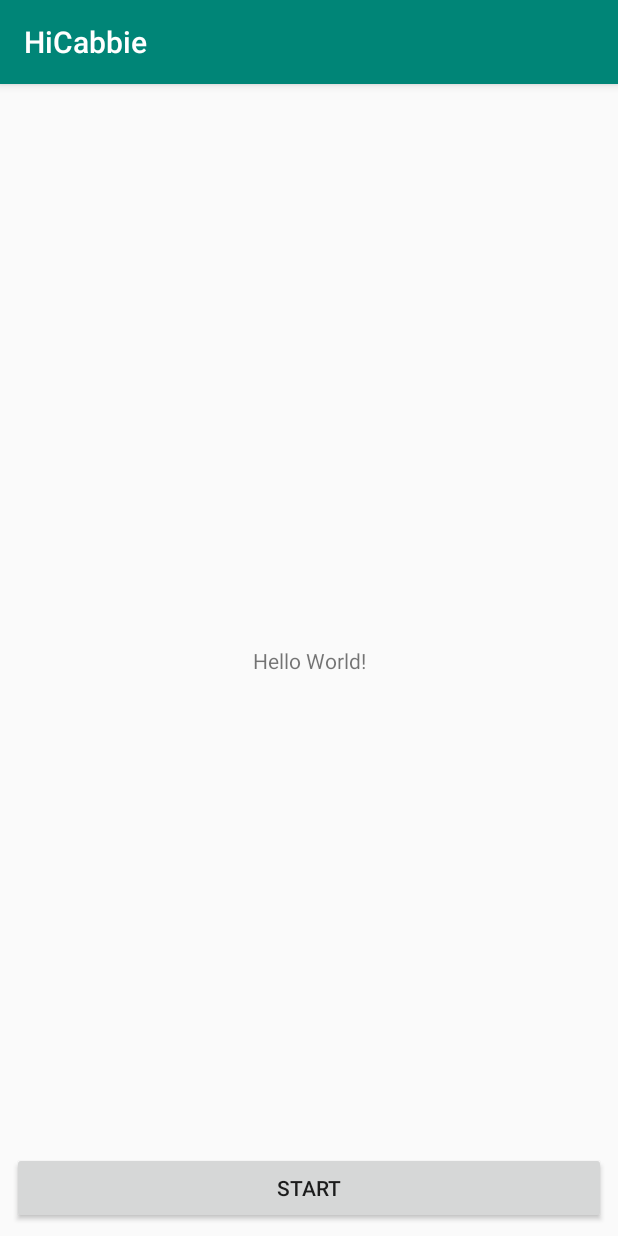
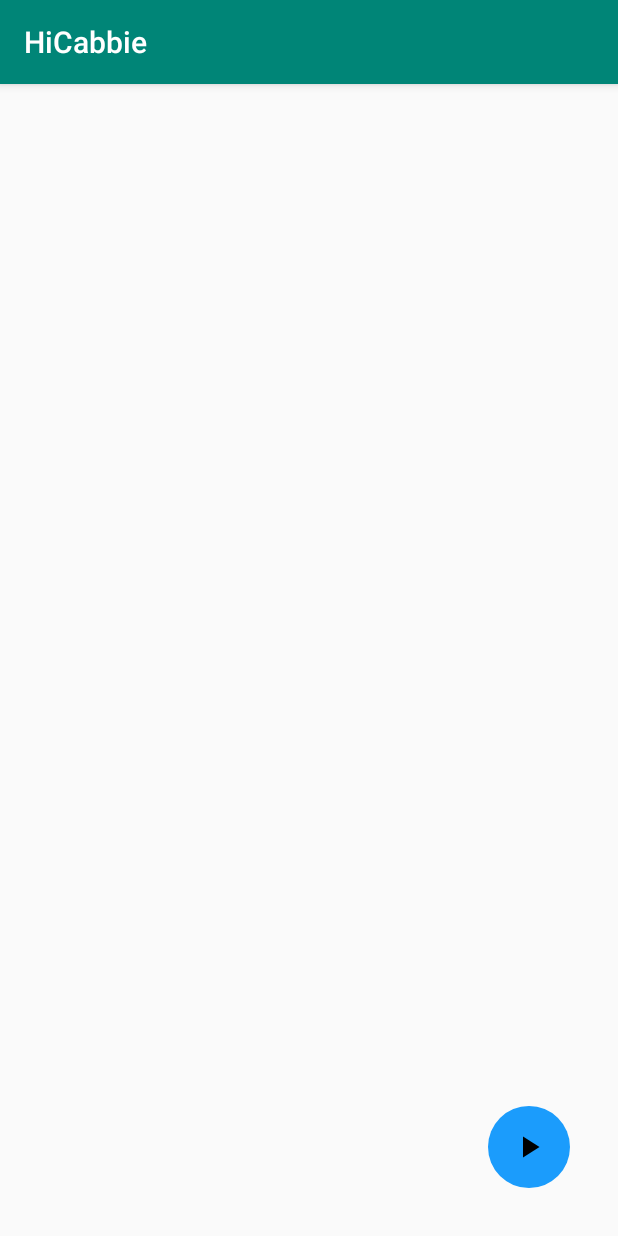
Before and after one commit to akleshsiingh/HiCabbie, an Android app: the screen it shows after launch (MainActivity), on a phone screen of 412 x 824 dp. Run offline under Robolectric (Android 15) with nearby library versions, the phone set to English and light mode, and no system bars; our stand-ins replace Dagger/Hilt's generated code, RxJava; libraries missing offline, so code that uses them is left out: com.jakewharton.retrofit2; 2 statements that could not run were skipped.

```diff
--- a/app/build.gradle
+++ b/app/build.gradle
@@ -47,4 +47,9 @@ dependencies {
     kapt 'com.google.dagger:dagger-compiler:2.14.1'
     kapt 'com.google.dagger:dagger-android-processor:2.14.1'
     implementation 'com.google.dagger:dagger-android-support:2.14.1'
+    implementation 'com.android.support:design:28.0.0'
+    //maps
+    implementation 'com.google.android.gms:play-services-maps:16.0.0'
+    implementation 'com.google.android.gms:play-services-location:16.0.0'
+
 }
--- a/app/src/main/java/com/example/hicabbie/di/module/ActivityBuilderModule.kt
+++ b/app/src/main/java/com/example/hicabbie/di/module/ActivityBuilderModule.kt
@@ -1,6 +1,7 @@
 package com.example.di.module
 
 import com.example.di.ActivityScoped
+import com.example.hicabbie.ui.home.HomeModule
 import com.example.hicabbie.ui.home.MainActivity
 import dagger.Module
 import dagger.android.ContributesAndroidInjector
@@ -9,6 +10,6 @@ import dagger.android.ContributesAndroidInjector
 abstract class ActivityBuilderModule {
 
     @ActivityScoped
-    @ContributesAndroidInjector(modules = [])
+    @ContributesAndroidInjector(modules = [HomeModule::class])
     abstract fun contributeGitHubActivity(): MainActivity
 }
--- a/app/src/main/java/com/example/hicabbie/di/module/NetworkModule.kt
+++ b/app/src/main/java/com/example/hicabbie/di/module/NetworkModule.kt
@@ -1,6 +1,7 @@
 package com.example.di.module
 
 import com.example.hicabbie.data.Api.Api
+import com.example.hicabbie.data.Constants
 import com.jakewharton.retrofit2.adapter.rxjava2.RxJava2CallAdapterFactory
 import dagger.Module
 import dagger.Provides
@@ -35,7 +36,7 @@ class NetworkModule {
         return Retrofit.Builder()
             .addConverterFactory(MoshiConverterFactory.create())
             .addCallAdapterFactory(RxJava2CallAdapterFactory.createWithScheduler(Schedulers.io()))
-            .baseUrl("https://api.github.com")
+            .baseUrl(Constants.BASE_URL)
             .client(client.build())
             .build()
     }
--- a/app/src/main/java/com/example/hicabbie/di/module/ServiceBuilderModule.kt
+++ b/app/src/main/java/com/example/hicabbie/di/module/ServiceBuilderModule.kt
@@ -7,6 +7,6 @@ import dagger.android.ContributesAndroidInjector
 @Module
 abstract class ServiceBuilderModule {
 
-    @ContributesAndroidInjector
+    @ContributesAndroidInjector(modules = [])
     abstract fun contributeServiceCar():ServiceCar
 }
--- a/app/src/main/java/com/example/hicabbie/ui/base/BaseActivity.kt
+++ b/app/src/main/java/com/example/hicabbie/ui/base/BaseActivity.kt
@@ -5,7 +5,7 @@ import android.os.Bundle
 import android.support.v7.app.AppCompatActivity
 import dagger.android.support.DaggerAppCompatActivity
 
-abstract class BaseActivity : AppCompatActivity() {
+abstract class BaseActivity : DaggerAppCompatActivity() {
 
     override fun onCreate(savedInstanceState: Bundle?) {
         super.onCreate(savedInstanceState)
--- a/app/src/main/java/com/example/hicabbie/ui/home/HomeView.kt
+++ b/app/src/main/java/com/example/hicabbie/ui/home/HomeView.kt
@@ -4,7 +4,8 @@ import com.example.hicabbie.data.response.ResponseLocation
 
 interface HomeView {
 
-    fun onUpdate(resoponse: ResponseLocation)
 
     fun onError(msg: String)
+     fun updateButtonStatus(started: Boolean)
+     fun updateLocation(loc: ResponseLocation)
 }
--- a/app/src/main/java/com/example/hicabbie/ui/home/MainActivity.kt
+++ b/app/src/main/java/com/example/hicabbie/ui/home/MainActivity.kt
@@ -2,37 +2,84 @@ package com.example.hicabbie.ui.home
 
 import android.content.Intent
 import android.os.Bundle
+import android.util.Log
 import com.example.hicabbie.R
 import com.example.hicabbie.data.response.ResponseLocation
 import com.example.hicabbie.service.ServiceCar
 import com.example.hicabbie.ui.base.BaseActivity
 import com.example.hicabbie.utils.click
 import kotlinx.android.synthetic.main.activity_main.*
+import com.example.hicabbie.service.ServiceCar.MyBinder
+import android.os.IBinder
+import android.content.ComponentName
+import android.content.Context
+import android.content.ServiceConnection
+import javax.inject.Inject
 
 
-class MainActivity : BaseActivity() ,HomeView{
+class MainActivity : BaseActivity(), HomeView {
 
-    override fun onUpdate(resoponse: ResponseLocation) {
-    }
+    @Inject
+    lateinit var presenter: PresenterHome
 
     override fun onError(msg: String) {
     }
 
+    override fun updateButtonStatus(started: Boolean) {
+        if (started)
+            ivBtnStart.setImageResource(R.drawable.ic_stop_24)
+        else
+            ivBtnStart.setImageResource(R.drawable.ic_start_24)
+    }
+
+    override fun updateLocation(loc: ResponseLocation) {
+
+    }
+
+
     override fun gtContentView() = R.layout.activity_main
 
     override fun onViewReady(savedInstanceState: Bundle?, intent: Intent?) {
-        btnStart.click {
-            if (!ServiceCar.started)
-                startService(ServiceCar.getNewIntent(this))
-            else
-                stopService(ServiceCar.getNewIntent(this))
-            ServiceCar.started = !ServiceCar.started
+        //to start
+        ivBtnStart.click { presenter.startPolling() }
+    }
+
+    override fun onStart() {
+        super.onStart()
+        ServiceCar.getNewIntent(this).also {
+            startService(it)
+            bindService(it, connection, Context.BIND_AUTO_CREATE)
+        }
+    }
+
+    override fun onStop() {
+        super.onStop()
+        if (bounded) {
+            unbindService(connection)
+            bounded = false
+        }
+        presenter.onStop(this)
+    }
+
+    private var bounded = false
+    private val connection = object : ServiceConnection {
+
+        override fun onServiceDisconnected(name: ComponentName) {
+            bounded = false
+        }
+
+        override fun onServiceConnected(name: ComponentName, service: IBinder) {
+            val myBinder = service as MyBinder
+            bounded = true
+            presenter.service(myBinder.getService())
         }
     }
 
     override fun onDestroy() {
-        if (ServiceCar.started)
-            stopService(ServiceCar.getNewIntent(this))
         super.onDestroy()
     }
 }
+
+interface OnUpdateListner {
+    fun update(it: ResponseLocation)
+}
--- /dev/null
+++ b/app/src/main/res/drawable/bg_round.xml
@@ -0,0 +1,6 @@
+<?xml version="1.0" encoding="utf-8"?>
+<shape android:shape="oval" xmlns:android="http://schemas.android.com/apk/res/android">
+
+    <solid android:color="#1B9CFC"/>
+
+</shape>
--- /dev/null
+++ b/app/src/main/res/drawable/ic_start_24.xml
@@ -0,0 +1,9 @@
+<vector xmlns:android="http://schemas.android.com/apk/res/android"
+    android:width="24dp"
+    android:height="24dp"
+    android:viewportWidth="24"
+    android:viewportHeight="24">
+  <path
+      android:fillColor="#FF000000"
+      android:pathData="M8,5v14l11,-7z"/>
+</vector>
--- /dev/null
+++ b/app/src/main/res/drawable/ic_stop_24.xml
@@ -0,0 +1,9 @@
+<vector xmlns:android="http://schemas.android.com/apk/res/android"
+    android:width="24dp"
+    android:height="24dp"
+    android:viewportWidth="24"
+    android:viewportHeight="24">
+  <path
+      android:fillColor="#FF000000"
+      android:pathData="M6,6h12v12H6z"/>
+</vector>
--- a/app/src/main/res/layout/activity_main.xml
+++ b/app/src/main/res/layout/activity_main.xml
@@ -5,22 +5,17 @@
         xmlns:app="http://schemas.android.com/apk/res-auto"
         android:layout_width="match_parent"
         android:layout_height="match_parent"
+        android:id="@+id/root"
         tools:context=".ui.home.MainActivity">
 
-    <TextView
+    <ImageButton
+            android:padding="15dp"
+            android:background="@drawable/bg_round"
             android:layout_width="wrap_content"
             android:layout_height="wrap_content"
-            android:text="Hello World!"
-            app:layout_constraintBottom_toBottomOf="parent"
-            app:layout_constraintLeft_toLeftOf="parent"
-            app:layout_constraintRight_toRightOf="parent"
-            app:layout_constraintTop_toTopOf="parent"/>
-    <Button
-            android:text="Start"
-            android:layout_width="0dp"
-            android:layout_height="wrap_content"
-            android:id="@+id/btnStart" android:layout_marginBottom="8dp"
-            app:layout_constraintBottom_toBottomOf="parent" app:layout_constraintStart_toStartOf="parent"
-            android:layout_marginStart="8dp" app:layout_constraintEnd_toEndOf="parent" android:layout_marginEnd="8dp"/>
+            android:src="@drawable/ic_start_24"
+            android:id="@+id/ivBtnStart" app:layout_constraintEnd_toEndOf="parent"
+            android:layout_marginEnd="32dp" app:layout_constraintBottom_toBottomOf="parent"
+            android:layout_marginBottom="32dp"/>
 
 </android.support.constraint.ConstraintLayout>
--- a/app/src/main/res/values/strings.xml
+++ b/app/src/main/res/values/strings.xml
@@ -1,3 +1,6 @@
 <resources>
     <string name="app_name">HiCabbie</string>
+    <string name="google_maps_key">876543efvhfg</string>
+    <string name="location_updates">Location Updates</string>
+    <string name="location_updates_in_progress">location updates in progress - %s</string>
 </resources>
```
Also changed, not shown: app/src/main/AndroidManifest.xml (+13 -1 lines), app/src/main/java/com/example/hicabbie/service/ServiceCar.kt (+71 -29 lines), app/src/main/java/com/example/hicabbie/ui/home/PresenterHome.kt (+37 -1 lines), app/src/main/res/layout/notify_row.xml (+11 -5 lines).
